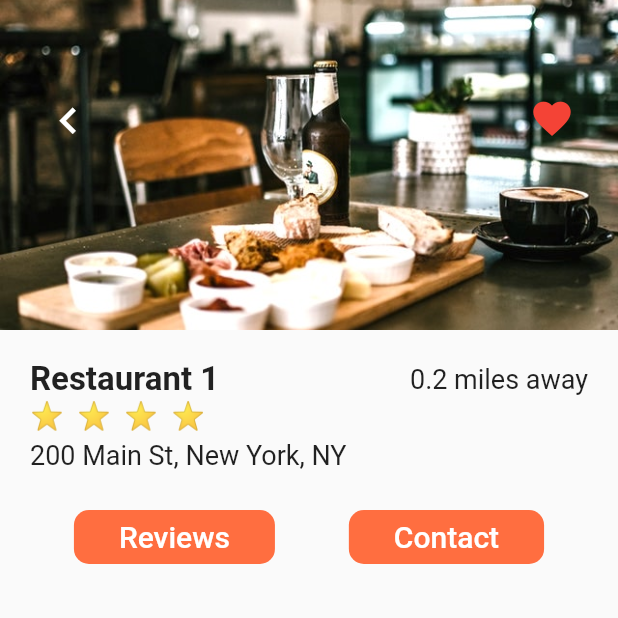
After one commit to MuhamadHaydar/food_delivery_app, a Flutter app: the screen it shows after launch, after a tap on "Restaurant 1", on a phone screen of 412 x 824 dp, the top half of it. The commit adds this screen. Run offline on Flutter 3.47's test engine with Material 2 defaults, Android fonts, the phone set to English and light mode, and no system bars.

Commit message:
Add stack and Hero animation to restaurant detail screen.

```diff
--- a/lib/screens/home_screen.dart
+++ b/lib/screens/home_screen.dart
@@ -1,6 +1,6 @@
 import 'package:flutter/material.dart';
 import 'package:flutter_food_delivery_ui/data/data.dart';
-import 'package:flutter_food_delivery_ui/models/restaurant.dart';
+import 'package:flutter_food_delivery_ui/screens/restaurant_screen.dart';
 import 'package:flutter_food_delivery_ui/widgets/rating_stars.dart';
 import 'package:flutter_food_delivery_ui/widgets/recent_orders.dart';
 
@@ -16,7 +16,16 @@ class _HomeScreenState extends State<HomeScreen> {
     List<Widget> restauratnList = [];
     restaurants.forEach((restaurant) {
       restauratnList.add(
-        Container(
+        GestureDetector(
+          onTap: () {
+            Navigator.push(
+              context,
+              MaterialPageRoute(
+                builder: (context) => RestaurantScreen(restaurant: restaurant),
+              ),
+            );
+          },
+          child: Container(
             margin: EdgeInsets.symmetric(horizontal: 20, vertical: 10),
             decoration: BoxDecoration(
               color: Colors.white,
@@ -28,7 +37,9 @@ class _HomeScreenState extends State<HomeScreen> {
             ),
             child: Row(
               children: [
-              ClipRRect(
+                Hero(
+                  tag: restaurant.imageUrl,
+                  child: ClipRRect(
                     borderRadius: BorderRadius.circular(15),
                     child: Image(
                       width: 150,
@@ -37,7 +48,9 @@ class _HomeScreenState extends State<HomeScreen> {
                       image: AssetImage(restaurant.imageUrl),
                     ),
                   ),
-              Container(
+                ),
+                Expanded(
+                  child: Container(
                     margin: EdgeInsets.all(12),
                     child: Column(
                       crossAxisAlignment: CrossAxisAlignment.start,
@@ -52,13 +65,13 @@ class _HomeScreenState extends State<HomeScreen> {
                         SizedBox(
                           height: 4.0,
                         ),
+                        RaitingStars(rating: restaurant.rating),
                         Text(
                           restaurant.address,
                           style:
                               TextStyle(fontSize: 16, fontWeight: FontWeight.w600),
                           overflow: TextOverflow.ellipsis,
                         ),
-                    RaitingStars(rating: restaurant.rating),
                         SizedBox(
                           height: 4.0,
                         ),
@@ -71,7 +84,9 @@ class _HomeScreenState extends State<HomeScreen> {
                       ],
                     ),
                   ),
+                ),
               ],
+            ),
           ),
         ),
       );
--- /dev/null
+++ b/lib/screens/restaurant_screen.dart
@@ -0,0 +1,127 @@
+import 'package:flutter/material.dart';
+import 'package:flutter_food_delivery_ui/data/data.dart';
+import 'package:flutter_food_delivery_ui/models/restaurant.dart';
+import 'package:flutter_food_delivery_ui/widgets/rating_stars.dart';
+
+class RestaurantScreen extends StatefulWidget {
+  final Restaurant restaurant;
+
+  const RestaurantScreen({this.restaurant});
+
+  @override
+  _RestaurantScreenState createState() => _RestaurantScreenState();
+}
+
+class _RestaurantScreenState extends State<RestaurantScreen> {
+  @override
+  Widget build(BuildContext context) {
+    return Scaffold(
+      body: Column(
+        children: [
+          Stack(
+            children: [
+              Hero(
+                tag: widget.restaurant.imageUrl,
+                child: Image(
+                  image: AssetImage(widget.restaurant.imageUrl),
+                  height: 220,
+                  width: double.infinity,
+                  fit: BoxFit.cover,
+                ),
+              ),
+              Padding(
+                padding: const EdgeInsets.symmetric(
+                  horizontal: 20.0,
+                  vertical: 55,
+                ),
+                child: Row(
+                  mainAxisAlignment: MainAxisAlignment.spaceBetween,
+                  children: [
+                    IconButton(
+                       icon: Icon(
+                        Icons.chevron_left,
+                        color: Colors.white,
+                        size: 35,
+                      ),
+                      onPressed: (){
+                         Navigator.of(context).pop();
+                      },
+                    ),
+                    IconButton(
+                      icon: Icon(
+                        Icons.favorite,
+                        size: 30,
+                        color: Colors.red,
+                      ),
+                      onPressed: (){
+                      },
+                    )
+                  ],
+                ),
+              )
+            ],
+          ),
+          Padding(
+            padding: const EdgeInsets.all(20.0),
+            child: Column(
+              crossAxisAlignment: CrossAxisAlignment.start,
+              children: [
+                Row(
+                  mainAxisAlignment: MainAxisAlignment.spaceBetween,
+                  children: [
+                    Text(
+                      widget.restaurant.name,
+                      style: TextStyle(
+                        fontSize: 22.0,
+                        fontWeight: FontWeight.w600,
+                      ),
+                    ),
+                    Text(
+                      "0.2 miles away",
+                      style: TextStyle(
+                        fontSize: 18.0,
+                      ),
+                    ),
+                  ],
+                ),
+                RaitingStars(rating: widget.restaurant.rating),
+                SizedBox(
+                  height: 6.0,
+                ),
+                Text(
+                  widget.restaurant.address,
+                  style: TextStyle(fontSize: 18.0),
+                ),
+              ],
+            ),
+          ),
+          Row(
+            mainAxisAlignment: MainAxisAlignment.spaceEvenly,
+            children: [
+              FlatButton(onPressed: (){}, padding: EdgeInsets.symmetric(horizontal: 30),
+                color: Theme.of(context).primaryColor,
+                shape: RoundedRectangleBorder(
+                  borderRadius: BorderRadius.circular(10),
+                ),
+                child: Text(
+                  'Reviews',
+                  style: TextStyle(color: Colors.white, fontSize: 20),
+                ),
+              ),
+              FlatButton(onPressed: (){}, padding: EdgeInsets.symmetric(horizontal: 30),
+                color: Theme.of(context).primaryColor,
+                shape: RoundedRectangleBorder(
+                  borderRadius: BorderRadius.circular(10),
+                ),
+                child: Text(
+                  'Contact',
+                  style: TextStyle(color: Colors.white, fontSize: 20),
+                ),
+              )
+            ],
+          )
+        ],
+      ),
+    );
+  }
+}
```
Lines whose indentation alone changed are shown as unchanged.
